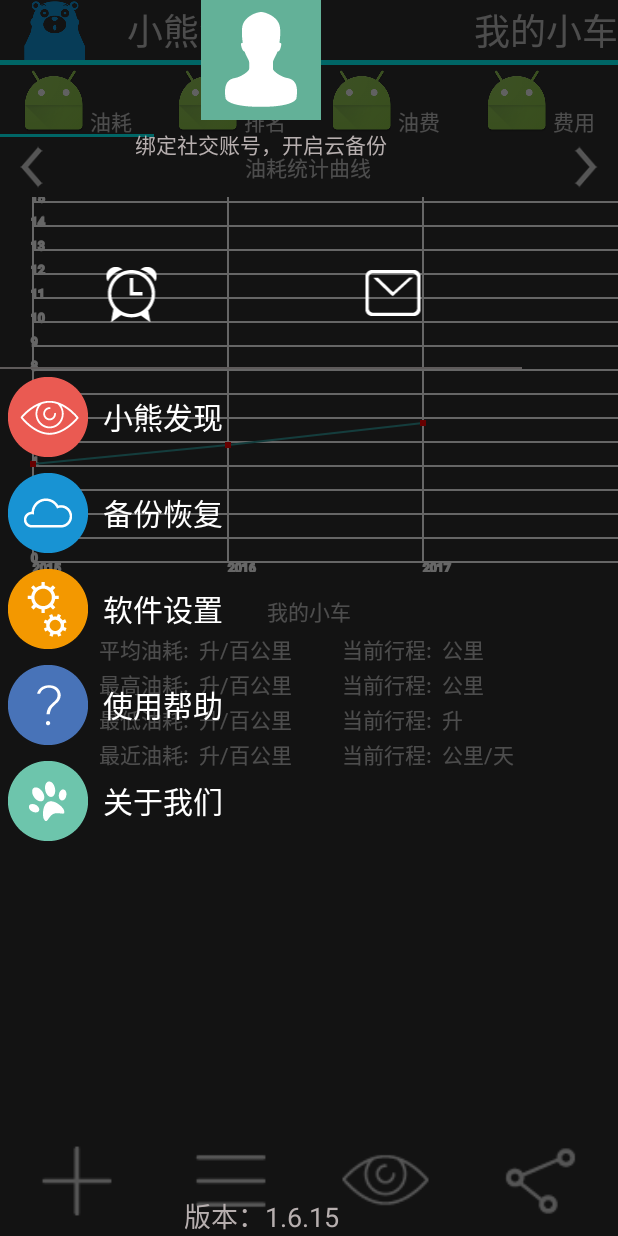
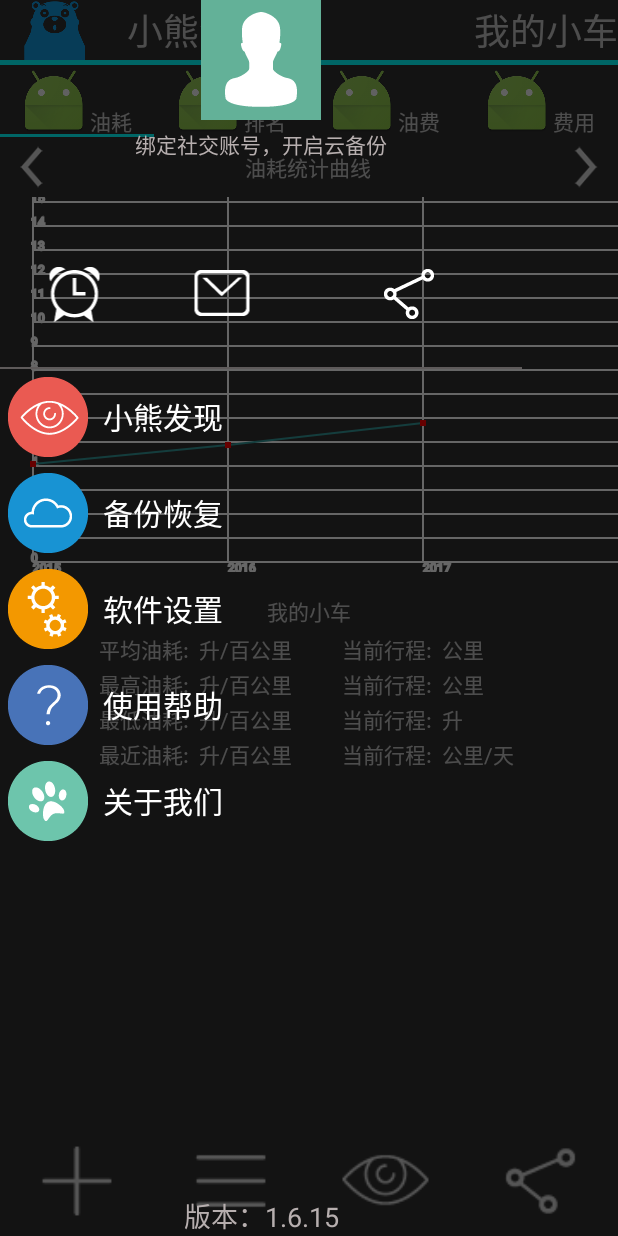
Before and after one commit to SanSanJack/BearCar, an Android app: the screen it shows after launch (MainActivity), with the side drawer open, on a phone screen of 412 x 824 dp. Run offline under Robolectric (Android 15) with nearby library versions, the phone set to English and light mode, and no system bars; 4 statements that could not run were skipped.

Commit message:
第一次修改

```diff
--- a/app/src/main/java/com/example/dllo/blevel/activity/IconOneActivity.java
+++ b/app/src/main/java/com/example/dllo/blevel/activity/IconOneActivity.java
@@ -39,7 +39,7 @@ public class IconOneActivity extends BaseActivity {
         //显示日期和时间
         Calendar c = Calendar.getInstance();
         int year = c.get(Calendar.YEAR);
-        int month = c.get(Calendar.MONTH);
+        int month = c.get(Calendar.MONTH)+1;
         int day = c.get(Calendar.DAY_OF_MONTH);
         int mHour = c.get(Calendar.HOUR);
         int mMinuts = c.get(Calendar.MINUTE);
--- a/app/src/main/java/com/example/dllo/blevel/activity/MainActivity.java
+++ b/app/src/main/java/com/example/dllo/blevel/activity/MainActivity.java
@@ -48,25 +48,26 @@ import retrofit2.converter.gson.GsonConverterFactory;
 
 public class MainActivity extends BaseActivity {
 
-    private Context context;
+
     private TablayoutAdapter adapter;
     private ArrayList<Fragment> fragments;
     private ViewPager viewPager;
     private TabLayout tabLayout;
     private HashMap<Double, Double> map;
-    private ImageView sign, iconOne;
+    private ImageView sign, iconOne,share;
     private DrawerLayout drawerLayout;
     private com.example.dllo.blevel.view.leftPullView leftPullView;
     private boolean IS_CLICk = false;
     private LinearLayout right;
     private LinearLayout left;
     private int position;
+    private Context context;
     private TextView rightCircler, crossLiptTv;
     private PopupWindow popuwindow;
     private poPuWindowListAdapter poPuWindowListAdapter;
     private ListView listView, addListView;
     private DialogListViewAdapter dialogListViewAdapter;
-    private ImageView addIV;
+    private ImageView addIV;                                //
 
 
     @Override
@@ -84,7 +85,7 @@ public class MainActivity extends BaseActivity {
         sign = (ImageView) findViewById(R.id.jackson);
         tabLayout = (TabLayout) findViewById(R.id.tablayout);
         viewPager = (ViewPager) findViewById(R.id.viewpager);
-
+        share = (ImageView) findViewById(R.id.share_iv);
         drawerLayout = (DrawerLayout) findViewById(R.id.drawlayout);
         rightCircler = (TextView) findViewById(R.id.spinner);
         left = (LinearLayout) findViewById(R.id.left);
@@ -125,7 +126,6 @@ public class MainActivity extends BaseActivity {
             bearCarEntity1.setName("我的小车");
             DataBaseTool.getInstance().addCar(bearCarEntity1);
             DataBaseTool.getInstance().changeSelectedCar(bearCarEntity1);
-
             rightCircler.setText(DataBaseTool.getInstance().querySelectedCar().getName());
 
         }
@@ -138,6 +138,7 @@ public class MainActivity extends BaseActivity {
         sign.setOnClickListener(this);
         rightCircler.setOnClickListener(this);
         iconOne.setOnClickListener(this);
+        share.setOnClickListener(this);
 
     }
 
@@ -218,7 +219,6 @@ public class MainActivity extends BaseActivity {
             @Override
             public void onDelClick(BearCarEntity car) {
                 customDialog(car);
-
             }
         });
         dialogListViewAdapter.setDialogListViewAdapter(carEntities);
@@ -295,7 +295,7 @@ public class MainActivity extends BaseActivity {
                 Intent intentCar = new Intent(MainActivity.this, UpdateActivity.class);
                 startActivity(intentCar);
                 break;
-
+            case R.id.share_iv:
         }
     }
 
--- a/app/src/main/res/layout/activity_main.xml
+++ b/app/src/main/res/layout/activity_main.xml
@@ -59,12 +59,12 @@
                 android:layout_weight="1"
                 android:src="@drawable/ic_match" />
 
-            <!--<ImageView-->
-            <!--android:id="@+id/share_iv"-->
-            <!--android:layout_width="wrap_content"-->
-            <!--android:layout_height="wrap_content"-->
-            <!--android:layout_weight="1"-->
-            <!--android:src="@drawable/ic_sharethis_selected"/>-->
+            <ImageView
+            android:id="@+id/share_iv"
+            android:layout_width="wrap_content"
+            android:layout_height="wrap_content"
+            android:layout_weight="1"
+            android:src="@mipmap/ic_sharethis_normal"/>
 
         </LinearLayout>
 
```
Also changed, not shown: app/src/main/java/com/example/dllo/blevel/fragment/FuelFragment.java (+8 -0 lines), app/src/main/res/layout/activity_insert_car.xml (+11 -15 lines).
